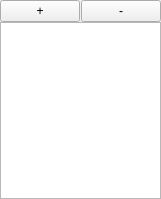
This is trace_server/combolist.ui in mojmir-svoboda/DbgToolkit as Qt 5 draws it before an edit. The edited form follows.
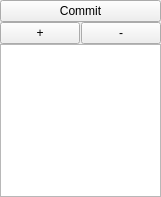
This is the edited form.

The edit to the form file:
```diff
--- a/trace_server/combolist.ui
+++ b/trace_server/combolist.ui
@@ -6,10 +6,16 @@
    <rect>
     <x>0</x>
     <y>0</y>
-    <width>155</width>
-    <height>199</height>
+    <width>92</width>
+    <height>197</height>
    </rect>
   </property>
+  <property name="minimumSize">
+   <size>
+    <width>92</width>
+    <height>139</height>
+   </size>
+  </property>
   <property name="windowTitle">
    <string>DockWidget</string>
   </property>
@@ -23,6 +29,19 @@
     </property>
     <item>
      <layout class="QVBoxLayout" name="vLayout">
+      <property name="spacing">
+       <number>0</number>
+      </property>
+      <property name="topMargin">
+       <number>0</number>
+      </property>
+      <item>
+       <widget class="QPushButton" name="commitButton">
+        <property name="text">
+         <string>Commit</string>
+        </property>
+       </widget>
+      </item>
       <item>
        <layout class="QHBoxLayout" name="horizontalLayout">
         <property name="spacing">
```
